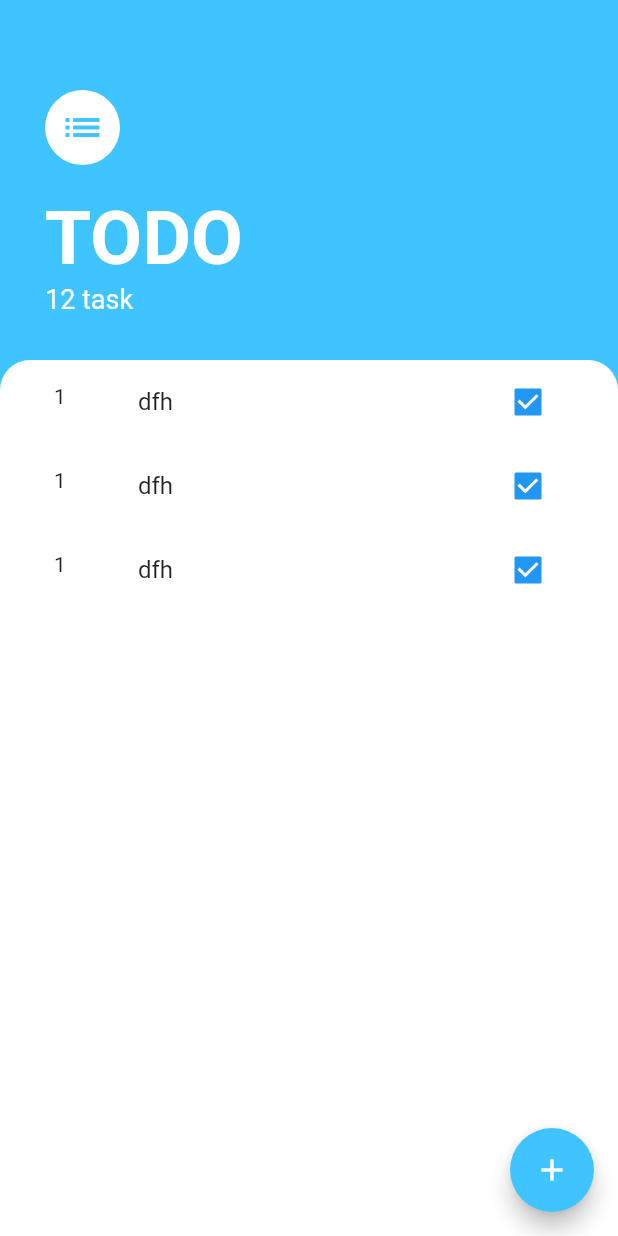
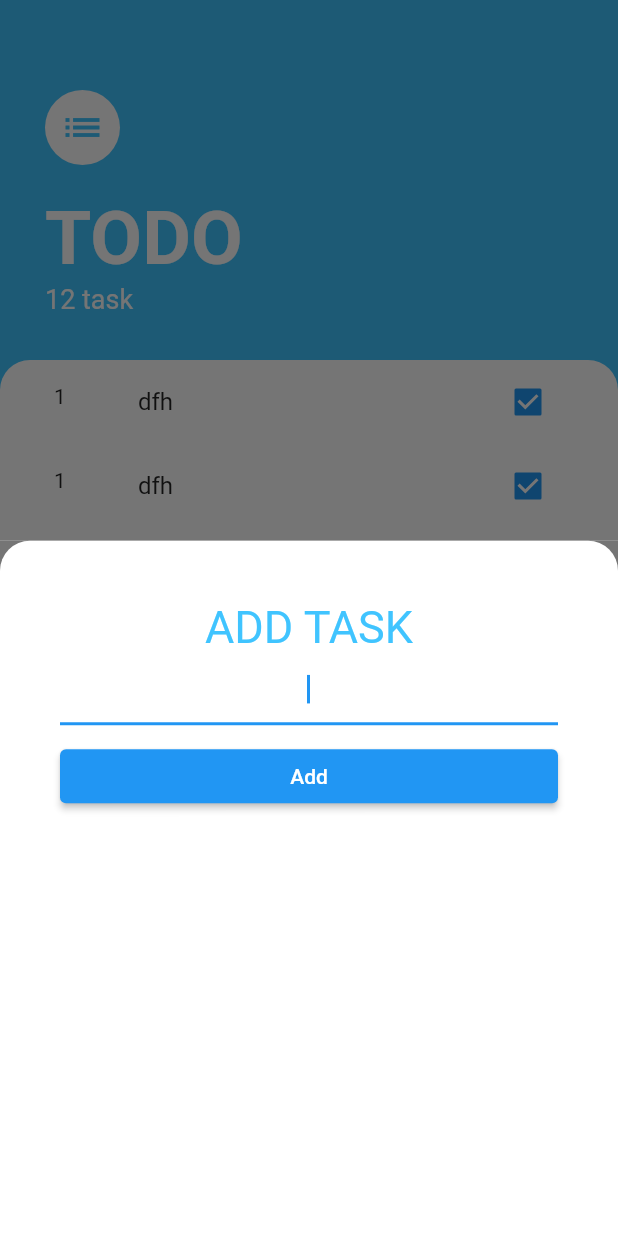
Before and after one commit to helloabhi24/todo_app, a Flutter app: the screen it shows after launch, after a tap on the "add" icon, on a phone screen of 412 x 824 dp. Run offline on Flutter 3.47's test engine with Material 2 defaults, Android fonts, the phone set to English and light mode, and no system bars.

Commit message:
UI Complete

```diff
--- /dev/null
+++ b/lib/screens/add_tak.dart
@@ -0,0 +1,44 @@
+import 'package:flutter/material.dart';
+
+class AddTaskScreen extends StatelessWidget {
+
+  @override
+  Widget build(BuildContext context) {
+    return Container(
+      color: Color(0xff757575),
+      child: Container(
+        padding: EdgeInsets.all(40.0),
+        decoration: BoxDecoration(
+          color: Colors.white,
+          borderRadius: BorderRadius.only(
+            topLeft: Radius.circular(20.0),
+            topRight: Radius.circular(20.0),
+          ),
+        ),
+        child: Center(
+          child: Column(
+            crossAxisAlignment: CrossAxisAlignment.stretch,
+            children: [
+              Text(
+                "ADD TASK",
+                textAlign: TextAlign.center,
+                style: TextStyle(fontSize: 30.0, color: Colors.lightBlueAccent),
+              ),
+              TextField(
+                autofocus: true,
+                textAlign: TextAlign.center,
+              ),
+              SizedBox(
+                height: 10.0,
+              ),
+              ElevatedButton(
+                onPressed: () {},
+                child: Text("Add"),
+              )
+            ],
+          ),
+        ),
+      ),
+    );
+  }
+}
--- a/lib/screens/tasksScreen.dart
+++ b/lib/screens/tasksScreen.dart
@@ -1,16 +1,21 @@
 import 'package:flutter/material.dart';
 import 'package:todo_app/widgets/task_tile.dart';
 import 'package:todo_app/widgets/task_view.dart';
+import 'package:todo_app/screens/add_tak.dart';
 
 class TasksScreen extends StatelessWidget {
-  const TasksScreen({Key? key}) : super(key: key);
+  Widget buildBottomSheet(BuildContext context) {
+    return Container();
+  }
 
   @override
   Widget build(BuildContext context) {
     return Scaffold(
       backgroundColor: Colors.lightBlueAccent,
       floatingActionButton: FloatingActionButton(
-        onPressed: () {},
+        onPressed: () {
+          showModalBottomSheet(context: context, builder: (context)=> AddTaskScreen());
+        },
         backgroundColor: Colors.lightBlueAccent,
         child: Icon(Icons.add),
       ),
```
